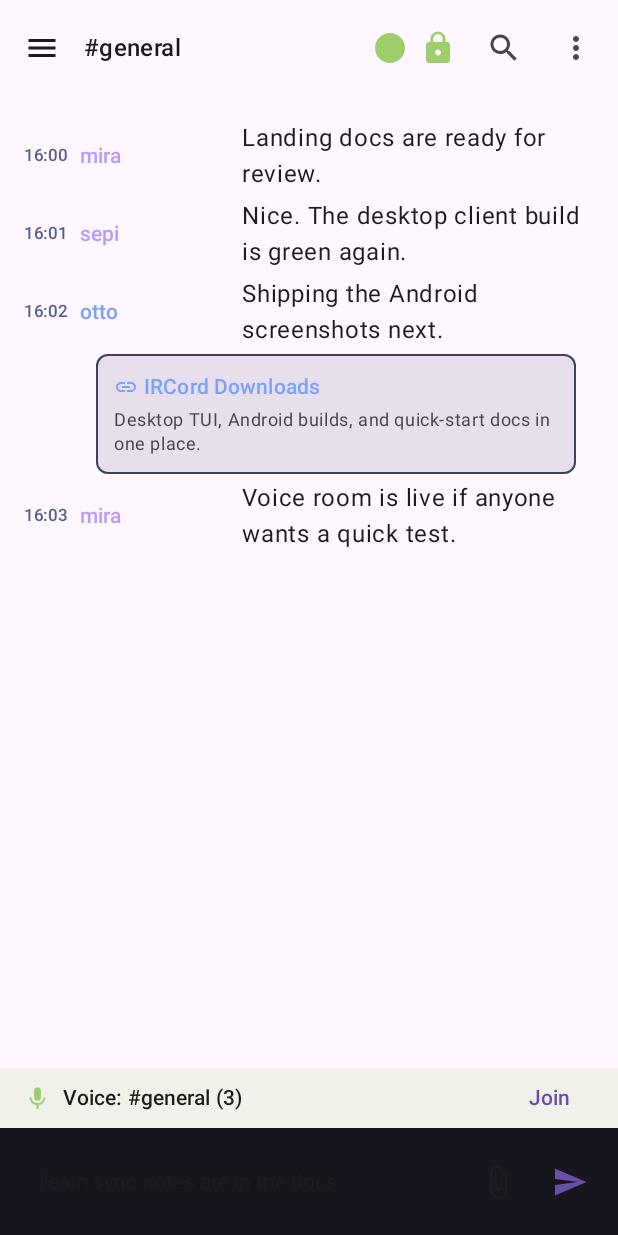
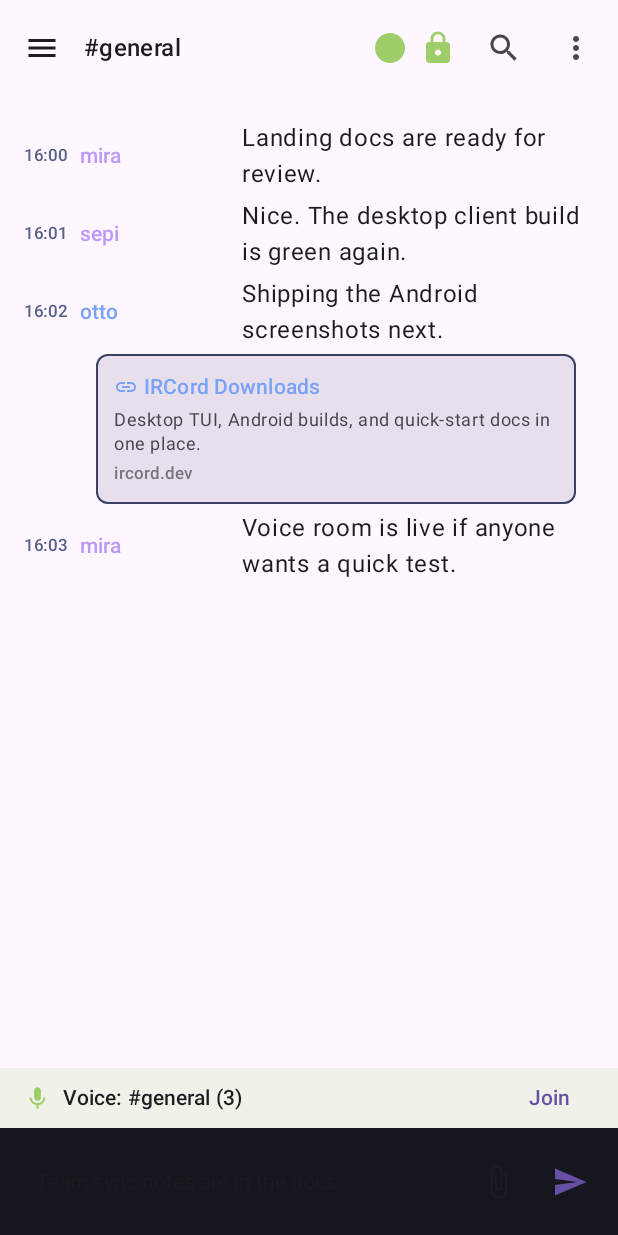
Before and after one commit to hittoSepi/ircord-android, an Android app built with Jetpack Compose: the composable ChatScreenshotScene shown on its own in the app's theme, on a phone screen of 412 x 824 dp. Run offline under Robolectric (Android 15) with nearby library versions, the light colour scheme and no system bars; pictures from the network do not load; 1 statement that could not run was skipped.

Commit message:
Tier 2: Add Link Preview OG Fetching
- Add LinkPreviewEntity with OG metadata caching (24h TTL)
- Add LinkPreviewDao for cache operations
- Add LinkPreviewRepository with OkHttp-based OG fetching
- Update Database to v6 with link_previews table
- Update ChatViewModel to fetch and cache link previews
- Update LinkPreviewCard UI with domain extraction
- Add link preview toggle to SettingsScreen
- Add UserPreferences.linkPreviewsEnabled setting
- Parse og:title, og:description, og:image from HTML
- Error handling and timeout (10s)
- Update TODO.md Tier 2.4 status

```diff
--- a/app/src/main/java/fi/ircord/android/data/local/IrcordDatabase.kt
+++ b/app/src/main/java/fi/ircord/android/data/local/IrcordDatabase.kt
@@ -4,10 +4,12 @@
 import androidx.room.RoomDatabase
 import fi.ircord.android.data.local.dao.ChannelDao
 import fi.ircord.android.data.local.dao.ChannelMemberDao
+import fi.ircord.android.data.local.dao.LinkPreviewDao
 import fi.ircord.android.data.local.dao.MessageDao
 import fi.ircord.android.data.local.dao.PeerIdentityDao
 import fi.ircord.android.data.local.entity.ChannelEntity
 import fi.ircord.android.data.local.entity.ChannelMemberEntity
+import fi.ircord.android.data.local.entity.LinkPreviewEntity
 import fi.ircord.android.data.local.entity.MessageEntity
 import fi.ircord.android.data.local.entity.PeerIdentityEntity
 
@@ -17,8 +19,9 @@
         ChannelEntity::class,
         PeerIdentityEntity::class,
         ChannelMemberEntity::class,
+        LinkPreviewEntity::class,
     ],
-    version = 5,
+    version = 6,
     exportSchema = true,
 )
 abstract class IrcordDatabase : RoomDatabase() {
@@ -26,4 +29,5 @@
     abstract fun channelDao(): ChannelDao
     abstract fun peerIdentityDao(): PeerIdentityDao
     abstract fun channelMemberDao(): ChannelMemberDao
+    abstract fun linkPreviewDao(): LinkPreviewDao
 }
--- a/app/src/main/java/fi/ircord/android/data/local/preferences/UserPreferences.kt
+++ b/app/src/main/java/fi/ircord/android/data/local/preferences/UserPreferences.kt
@@ -47,6 +47,7 @@
     val useTls: Flow<Boolean> = dataStore.data.map { it[KEY_USE_TLS] ?: (it[KEY_PORT] != 6667) }
     val rememberMe: Flow<Boolean> = dataStore.data.map { it[KEY_REMEMBER_ME] ?: false }
     val fontScale: Flow<Float> = dataStore.data.map { it[KEY_FONT_SCALE] ?: FONT_SCALE_NORMAL }
+    val linkPreviewsEnabled: Flow<Boolean> = dataStore.data.map { it[KEY_LINK_PREVIEWS] ?: true }
 
     suspend fun saveServerSettings(address: String, port: Int = DEFAULT_PORT, tls: Boolean? = null) {
         dataStore.edit { prefs ->
@@ -134,6 +135,7 @@
     suspend fun setVoiceBitrate(bitrate: String) = dataStore.edit { it[KEY_VOICE_BITRATE] = bitrate }
     suspend fun setScreenCapture(enabled: Boolean) = dataStore.edit { it[KEY_SCREEN_CAPTURE] = enabled }
     suspend fun setFontScale(scale: Float) = dataStore.edit { it[KEY_FONT_SCALE] = scale }
+    suspend fun setLinkPreviewsEnabled(enabled: Boolean) = dataStore.edit { it[KEY_LINK_PREVIEWS] = enabled }
 
     companion object {
         const val DEFAULT_PORT = 6697
@@ -179,5 +181,6 @@
         private val KEY_USE_TLS = booleanPreferencesKey("use_tls")
         private val KEY_REMEMBER_ME = booleanPreferencesKey("remember_me")
         private val KEY_FONT_SCALE = floatPreferencesKey("font_scale")
+        private val KEY_LINK_PREVIEWS = booleanPreferencesKey("link_previews")
     }
 }
--- a/app/src/main/java/fi/ircord/android/di/DatabaseModule.kt
+++ b/app/src/main/java/fi/ircord/android/di/DatabaseModule.kt
@@ -10,6 +10,7 @@
 import fi.ircord.android.data.local.IrcordDatabase
 import fi.ircord.android.data.local.dao.ChannelDao
 import fi.ircord.android.data.local.dao.ChannelMemberDao
+import fi.ircord.android.data.local.dao.LinkPreviewDao
 import fi.ircord.android.data.local.dao.MessageDao
 import fi.ircord.android.data.local.dao.PeerIdentityDao
 import fi.ircord.android.crypto.NativeStore
@@ -49,6 +50,9 @@
     fun provideChannelMemberDao(db: IrcordDatabase): ChannelMemberDao = db.channelMemberDao()
 
     @Provides
+    fun provideLinkPreviewDao(db: IrcordDatabase): LinkPreviewDao = db.linkPreviewDao()
+
+    @Provides
     @Singleton
     fun provideNativeStore(
         @ApplicationContext context: Context,
--- a/app/src/main/java/fi/ircord/android/ui/screen/chat/components/LinkPreviewCard.kt
+++ b/app/src/main/java/fi/ircord/android/ui/screen/chat/components/LinkPreviewCard.kt
@@ -4,6 +4,8 @@
 import androidx.compose.foundation.layout.Column
 import androidx.compose.foundation.layout.Row
 import androidx.compose.foundation.layout.Spacer
+import androidx.compose.foundation.layout.fillMaxWidth
+import androidx.compose.foundation.layout.height
 import androidx.compose.foundation.layout.padding
 import androidx.compose.foundation.layout.size
 import androidx.compose.foundation.layout.width
@@ -17,26 +19,57 @@
 import androidx.compose.runtime.Composable
 import androidx.compose.ui.Alignment
 import androidx.compose.ui.Modifier
+import androidx.compose.ui.text.style.TextOverflow
 import androidx.compose.ui.unit.dp
 import fi.ircord.android.ui.theme.IrcordSpacing
 import fi.ircord.android.ui.theme.IrcordTheme
 
 @Composable
 fun LinkPreviewCard(
-    title: String,
-    description: String,
+    title: String?,
+    description: String?,
     url: String,
+    imageUrl: String? = null,
+    siteName: String? = null,
     modifier: Modifier = Modifier,
 ) {
     val semantic = IrcordTheme.semanticColors
+    val displayTitle = title?.takeIf { it.isNotBlank() } ?: siteName ?: extractDomain(url)
+    val displayDescription = description?.takeIf { it.isNotBlank() }
 
     Surface(
         modifier = modifier.widthIn(max = IrcordSpacing.previewCardMaxWidth),
         shape = MaterialTheme.shapes.small,
         border = BorderStroke(1.dp, semantic.previewBorder),
         color = MaterialTheme.colorScheme.surfaceVariant,
+        onClick = { /* URL opening handled by parent */ }
     ) {
+        Column(modifier = Modifier.fillMaxWidth()) {
+            // Image placeholder (could be replaced with AsyncImage if Coil is added)
+            if (imageUrl != null) {
+                Surface(
+                    modifier = Modifier
+                        .fillMaxWidth()
+                        .height(120.dp),
+                    color = MaterialTheme.colorScheme.surface
+                ) {
+                    // Placeholder for image - in production, use Coil AsyncImage
+                    Row(
+                        modifier = Modifier.fillMaxWidth(),
+                        verticalAlignment = Alignment.CenterVertically
+                    ) {
+                        Icon(
+                            Icons.Default.Link,
+                            contentDescription = null,
+                            modifier = Modifier.size(48.dp),
+                            tint = MaterialTheme.colorScheme.outline
+                        )
+                    }
+                }
+            }
+
             Column(modifier = Modifier.padding(IrcordSpacing.previewCardPadding)) {
+                // Title row with icon
                 Row(verticalAlignment = Alignment.CenterVertically) {
                     Icon(
                         Icons.Default.Link,
@@ -46,21 +79,46 @@
                     )
                     Spacer(Modifier.width(IrcordSpacing.xs))
                     Text(
-                    text = title,
+                        text = displayTitle,
                         style = MaterialTheme.typography.titleSmall,
                         color = semantic.previewTitle,
                         maxLines = 1,
+                        overflow = TextOverflow.Ellipsis,
+                        modifier = Modifier.weight(1f)
                     )
                 }
-            if (description.isNotEmpty()) {
+
+                // Description
+                if (displayDescription != null) {
                     Text(
-                    text = description,
+                        text = displayDescription,
                         style = MaterialTheme.typography.bodySmall,
                         color = MaterialTheme.colorScheme.onSurfaceVariant,
                         maxLines = 2,
+                        overflow = TextOverflow.Ellipsis,
+                        modifier = Modifier.padding(top = IrcordSpacing.xs),
+                    )
+                }
+
+                // URL/domain at bottom
+                Text(
+                    text = extractDomain(url),
+                    style = MaterialTheme.typography.labelSmall,
+                    color = MaterialTheme.colorScheme.outline,
+                    maxLines = 1,
+                    overflow = TextOverflow.Ellipsis,
                     modifier = Modifier.padding(top = IrcordSpacing.xs),
                 )
             }
         }
     }
 }
+
+private fun extractDomain(url: String): String {
+    return try {
+        val uri = java.net.URI(url)
+        uri.host?.removePrefix("www.") ?: url
+    } catch (e: Exception) {
+        url
+    }
+}
--- a/app/src/main/java/fi/ircord/android/ui/screen/chat/components/MemberListDrawer.kt
+++ b/app/src/main/java/fi/ircord/android/ui/screen/chat/components/MemberListDrawer.kt
@@ -128,7 +128,7 @@
                     modifier = Modifier.size(20.dp)
                 )
                 ChannelRole.VOICE -> Icon(
-                    imageVector = Icons.Default.Chat,
+                    imageVector = Icons.AutoMirrored.Filled.Chat,
                     contentDescription = "Voiced",
                     tint = roleColor,
                     modifier = Modifier.size(20.dp)
--- a/app/src/main/java/fi/ircord/android/ui/screen/chat/components/MessageBubble.kt
+++ b/app/src/main/java/fi/ircord/android/ui/screen/chat/components/MessageBubble.kt
@@ -115,9 +115,10 @@
         // Link preview
         message.linkPreview?.let { preview ->
             LinkPreviewCard(
-                title = preview.title ?: "",
-                description = preview.description ?: "",
+                title = preview.title,
+                description = preview.description,
                 url = preview.url,
+                imageUrl = preview.imageUrl,
                 modifier = Modifier.padding(
                     start = IrcordSpacing.previewCardMarginStart,
                     top = IrcordSpacing.xs,
--- a/app/src/main/java/fi/ircord/android/ui/screen/settings/SettingsScreen.kt
+++ b/app/src/main/java/fi/ircord/android/ui/screen/settings/SettingsScreen.kt
@@ -117,6 +117,7 @@
             SettingsRow("Message style", state.messageStyle)
             SettingsRow("Timestamp", state.timestampFormat)
             SettingsToggle("Compact mode", state.compactMode, viewModel::setCompactMode)
+            SettingsToggle("Link previews", state.linkPreviewsEnabled, viewModel::setLinkPreviewsEnabled)
 
             SectionTitle("NOTIFICATIONS")
             SettingsToggle("Mentions", state.notifyMentions, viewModel::setNotifyMentions)
```
Also changed, not shown: app/src/main/java/fi/ircord/android/data/local/Migrations.kt (+23 -0 lines), app/src/main/java/fi/ircord/android/data/local/dao/LinkPreviewDao.kt (added, +32 -0 lines), app/src/main/java/fi/ircord/android/data/local/entity/LinkPreviewEntity.kt (added, +40 -0 lines), app/src/main/java/fi/ircord/android/data/repository/LinkPreviewRepository.kt (added, +153 -0 lines), app/src/main/java/fi/ircord/android/ui/screen/chat/ChatViewModel.kt (+44 -13 lines), app/src/main/java/fi/ircord/android/ui/screen/settings/SettingsViewModel.kt (+7 -0 lines), 1 other file. Lines whose indentation alone changed are shown as unchanged.
